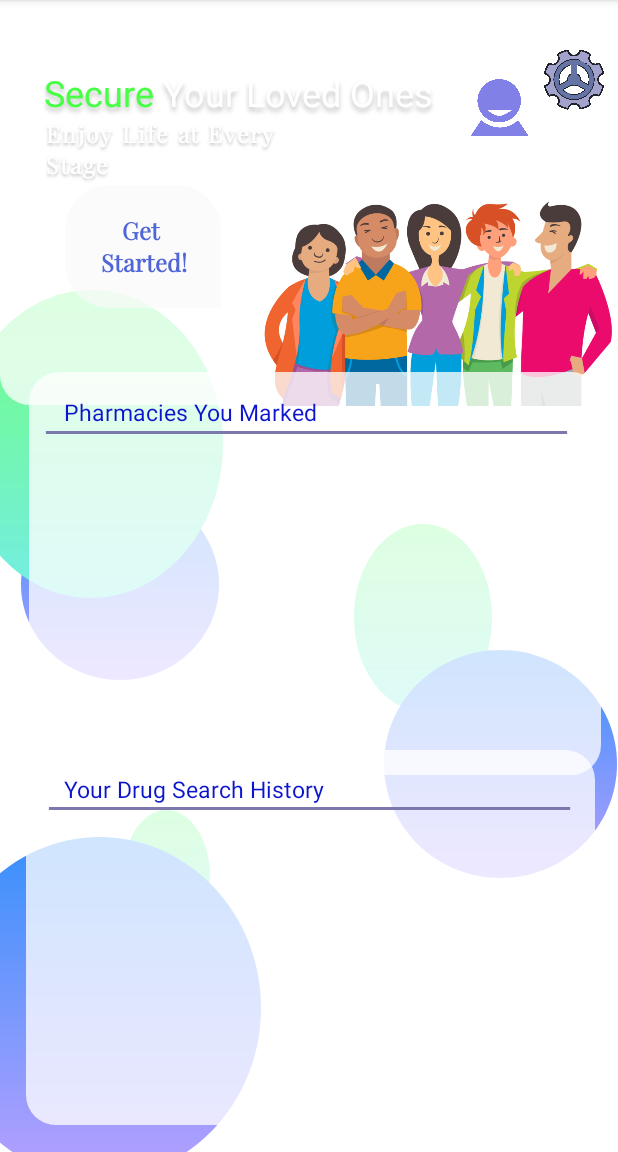
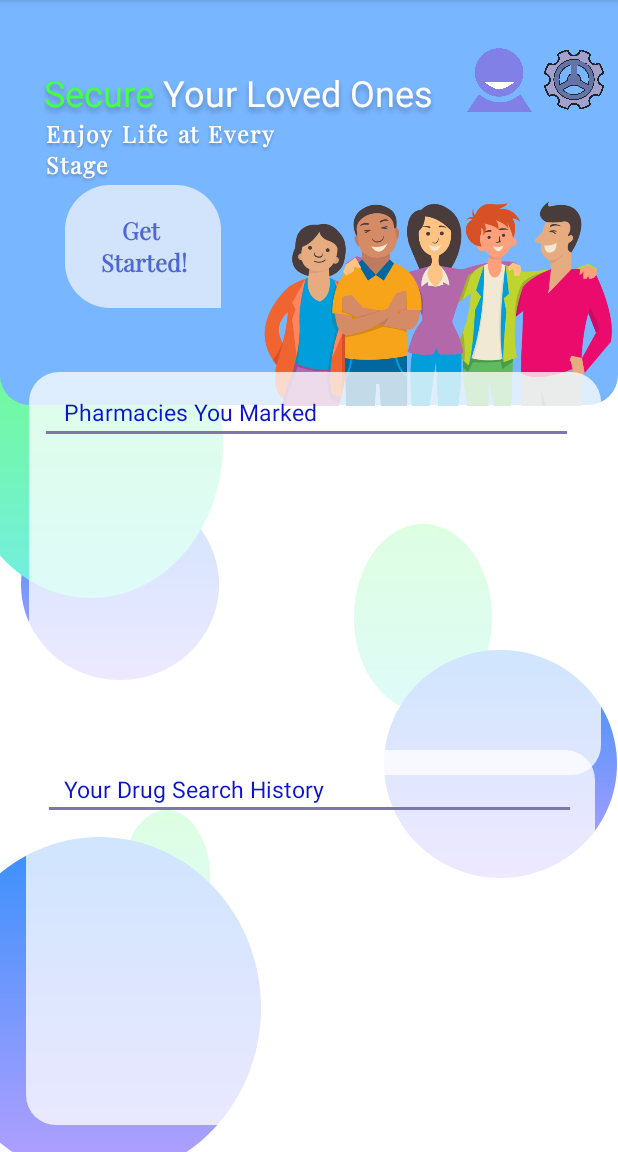
Before and after one commit to mohammadhnz/Health-care, an Android app: the screen it shows after launch (MainActivity), on a phone screen of 412 x 824 dp, the part 84-1236 px from its top. Run offline under Robolectric (Android 15) with nearby library versions, the phone set to English and light mode, and no system bars; Roboto replaces fonts that are not available here.

Commit message:
fit: customer main page UI

```diff
--- /dev/null
+++ b/app/src/main/res/drawable/customer_main_page_up.xml
@@ -0,0 +1,29 @@
+<?xml version="1.0" encoding="utf-8"?>
+<layer-list xmlns:android="http://schemas.android.com/apk/res/android">
+
+    <item>
+        <shape android:shape="rectangle">
+            <solid android:color="#78B6FF" />
+            <corners android:radius="20dp" />
+            <padding android:bottom="10dp"
+                android:left="10dp"
+                android:right="10dp"
+                android:top="10dp"/>
+            <size
+                android:width="50dp"
+                android:height="50dp" />
+        </shape>
+    </item>
+    <item>
+        <shape android:shape="line">
+            <solid android:color="#F100D9" />
+            <corners android:radius="20dp" />
+            <padding android:bottom="10dp"
+                android:left="10dp"
+                android:right="10dp"
+                android:top="10dp"/>
+            <size
+                android:width="3dp" />
+        </shape>
+    </item>
+</layer-list>
--- a/app/src/main/res/layout/customer_main_page.xml
+++ b/app/src/main/res/layout/customer_main_page.xml
@@ -4,6 +4,7 @@
     xmlns:tools="http://schemas.android.com/tools"
     android:layout_width="match_parent"
     android:layout_height="match_parent"
+    android:background="#FFFFFF"
     android:clipToOutline="true"
     tools:context=".MainActivity">>
 
@@ -86,7 +87,7 @@
         android:layout_marginLeft="0dp"
         android:layout_marginTop="-26dp"
         android:layout_marginBottom="498dp"
-        android:background="@drawable/customer_main_page_cell1" />
+        android:background="@drawable/customer_main_page_up" />
 
     <View
         android:layout_width="match_parent"
@@ -226,8 +227,10 @@
         android:id="@+id/imageView3"
         android:layout_width="43dp"
         android:layout_height="38dp"
+        android:layout_alignParentTop="true"
         android:layout_alignParentEnd="true"
         android:layout_alignParentBottom="true"
+        android:layout_marginTop="16dp"
         android:layout_marginEnd="57dp"
         android:layout_marginBottom="677dp"
         android:backgroundTint="#0C0505"
@@ -291,5 +294,4 @@
         android:background="@drawable/line_1" />
 
 
-
 </RelativeLayout>
```
